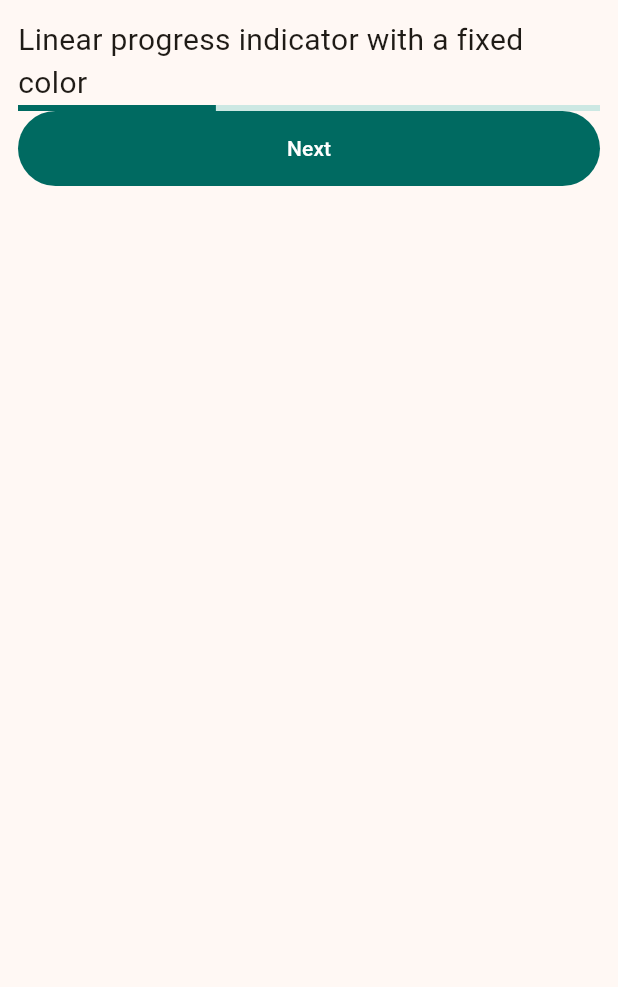
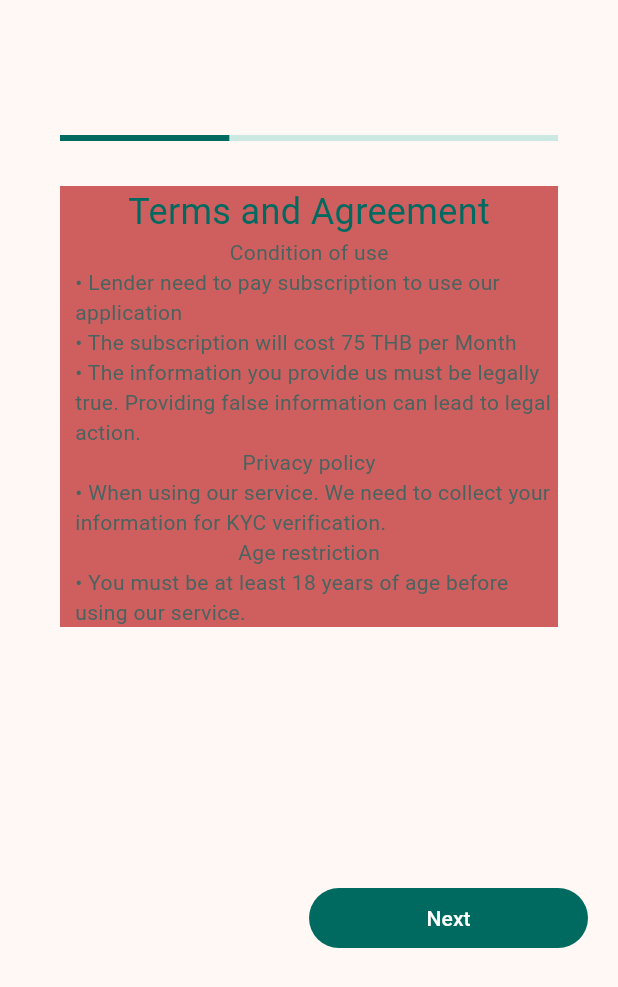
Before and after one commit to shine-bright-team/LAAS-Frontend, a Flutter app: the Kyc screen opened by its route, on a phone screen of 412 x 824 dp. Shown: the top 987 px of the screen. Run offline on Flutter 3.47's test engine with Material 2 defaults, Android fonts, the phone set to English and light mode, and no system bars; drawn by our look-alikes of dynamic_color; our stand-ins replace dio, flutter_dotenv, flutter_riverpod, go_router, shared_preferences; accounts and stored records are empty; network calls fail; statements that could not run were skipped.

Commit message:
[ADD] Kyc page one

```diff
--- /dev/null
+++ b/lib/components/kyc_pageone.dart
@@ -0,0 +1,188 @@
+import 'package:flutter/material.dart';
+import 'package:flutter_riverpod/flutter_riverpod.dart';
+import 'package:laas/config/theme/custom_color.g.dart';
+import 'package:laas/config/theme/custom_warpper.dart';
+
+class Kycpageone extends ConsumerStatefulWidget {
+  const Kycpageone({super.key});
+
+  @override
+  ConsumerState<Kycpageone> createState() => _KycpageoneState();
+}
+
+class _KycpageoneState extends ConsumerState<Kycpageone> {
+  List<String> _condition = [
+    "Lender need to pay subscription to use our application",
+    "The subscription will cost 75 THB per Month",
+    "The information you provide us must be legally true. Providing false information can lead to legal action."
+  ];
+  List<String> _privacy = [
+    "When using our service. We need to collect your information for KYC verification."
+  ];
+  List<String> _age = [
+    "You must be at least 18 years of age before using our service."
+  ];
+  void _selectDate() async {}
+
+  @override
+  Widget build(BuildContext context) {
+    return Container(
+        color: redbar,
+        child: Stack(
+          children: [
+            Column(
+              mainAxisAlignment: MainAxisAlignment.start,
+              children: [
+                Container(
+                  constraints: wrapperConstranints,
+                  child: Column(
+                    mainAxisSize: MainAxisSize.max,
+                    children: [
+                      Padding(
+                        padding: const EdgeInsets.all(0.0),
+                        child: Column(
+                            mainAxisAlignment: MainAxisAlignment.start,
+                            children: [
+                              Text(
+                                "Terms and Agreement",
+                                style: TextStyle(
+                                  color: Theme.of(context).colorScheme.primary,
+                                  fontSize: Theme.of(context)
+                                      .textTheme
+                                      .headlineSmall!
+                                      .fontSize,
+                                ),
+                              ),
+                              Column(
+                                mainAxisAlignment: MainAxisAlignment.start,
+                                children: [
+                                  Text(
+                                    "Condition of use",
+                                    style: TextStyle(
+                                      color: Theme.of(context)
+                                          .colorScheme
+                                          .secondary,
+                                      fontSize: Theme.of(context)
+                                          .textTheme
+                                          .bodyMedium!
+                                          .fontSize,
+                                    ),
+                                  ),
+                                  Column(
+                                    children: _condition.map((e) {
+                                      return Row(children: [
+                                        const SizedBox(
+                                          width: 10,
+                                        ), //space between bullet and text
+                                        Expanded(
+                                          child: Text(
+                                            "\u2022 $e",
+                                            style: TextStyle(
+                                              color: Theme.of(context)
+                                                  .colorScheme
+                                                  .secondary,
+                                              fontSize: Theme.of(context)
+                                                  .textTheme
+                                                  .bodyMedium!
+                                                  .fontSize,
+                                            ),
+                                          ), //text
+                                        )
+                                      ]);
+                                    }).toList(),
+                                  ),
+                                  const SizedBox(
+                                    width: 10,
+                                  ), //sp
+                                  Text(
+                                    "Privacy policy",
+                                    style: TextStyle(
+                                      color: Theme.of(context)
+                                          .colorScheme
+                                          .secondary,
+                                      fontSize: Theme.of(context)
+                                          .textTheme
+                                          .bodyMedium!
+                                          .fontSize,
+                                    ),
+                                  ),
+                                  const SizedBox(
+                                    width: 10,
+                                  ),
+                                  Column(
+                                    children: _privacy.map((e) {
+                                      return Row(children: [
+                                        const SizedBox(
+                                          width: 10,
+                                        ), //space between bullet and text
+                                        Expanded(
+                                          child: Text(
+                                            "\u2022 $e",
+                                            style: TextStyle(
+                                              color: Theme.of(context)
+                                                  .colorScheme
+                                                  .secondary,
+                                              fontSize: Theme.of(context)
+                                                  .textTheme
+                                                  .bodyMedium!
+                                                  .fontSize,
+                                            ),
+                                          ), //text
+                                        )
+                                      ]);
+                                    }).toList(),
+                                  ),
+                                  const SizedBox(
+                                    width: 10,
+                                  ), //sp
+                                  Text(
+                                    "Age restriction",
+                                    style: TextStyle(
+                                      color: Theme.of(context)
+                                          .colorScheme
+                                          .secondary,
+                                      fontSize: Theme.of(context)
+                                          .textTheme
+                                          .bodyMedium!
+                                          .fontSize,
+                                    ),
+                                  ),
+                                  const SizedBox(
+                                    width: 10,
+                                  ),
+                                  Column(
+                                    children: _age.map((e) {
+                                      return Row(children: [
+                                        const SizedBox(
+                                          width: 10,
+                                        ), //space between bullet and text
+                                        Expanded(
+                                          child: Text(
+                                            "\u2022 $e",
+                                            style: TextStyle(
+                                              color: Theme.of(context)
+                                                  .colorScheme
+                                                  .secondary,
+                                              fontSize: Theme.of(context)
+                                                  .textTheme
+                                                  .bodyMedium!
+                                                  .fontSize,
+                                            ),
+                                          ), //text
+                                        )
+                                      ]);
+                                    }).toList(),
+                                  ),
+                                ],
+                              )
+                            ]),
+                      ),
+                    ],
+                  ),
+                ),
+              ],
+            ),
+          ],
+        ));
+  }
+}
--- a/lib/pages/kyc.dart
+++ b/lib/pages/kyc.dart
@@ -1,8 +1,6 @@
 import 'package:flutter/material.dart';
 import 'package:flutter_riverpod/flutter_riverpod.dart';
-import 'package:go_router/go_router.dart';
-import 'package:laas/config/theme/custom_text_fied.dart';
-import 'package:laas/config/theme/custom_warpper.dart';
+import 'package:laas/components/kyc_pageone.dart';
 
 class Kyc extends ConsumerStatefulWidget {
   const Kyc({super.key});
@@ -12,11 +10,9 @@ class Kyc extends ConsumerStatefulWidget {
 }
 
 class _KycState extends ConsumerState<Kyc> {
-  final _formKey = GlobalKey<FormState>();
   final _email = TextEditingController();
   final _password = TextEditingController();
   late double _page = 0;
-  bool _isShowPassword = false;
   bool _isLoading = false;
 
   void setLoading(bool isLoading) {
@@ -50,39 +46,78 @@ class _KycState extends ConsumerState<Kyc> {
   Widget build(BuildContext context) {
     return Scaffold(
       body: SingleChildScrollView(
-        child: Form(
-          key: _formKey,
-          child: Padding(
-            padding: const EdgeInsets.all(12.0),
+        child: Stack(
+          children: [
+            Expanded(
+                child: Container(
+              margin: const EdgeInsets.all(20),
+              child: Stack(
+                children: [
+                  Column(
+                    mainAxisAlignment: MainAxisAlignment.start,
+                    children: [
+                      Padding(
+                        padding: const EdgeInsets.all(20.0),
                         child: Column(
-              crossAxisAlignment: CrossAxisAlignment.stretch,
-              mainAxisAlignment: MainAxisAlignment.spaceBetween,
-              children: <Widget>[
-                const Text(
-                  'Linear progress indicator with a fixed color',
-                  style: TextStyle(fontSize: 20),
+                          children: [
+                            const SizedBox(
+                              height: 50,
                             ),
                             LinearProgressIndicator(
                               value: _page,
                               semanticsLabel: 'Linear progress indicator',
                             ),
-                Container(
+                            const SizedBox(
+                              height: 30,
+                            ),
+                            const Column(
+                              mainAxisAlignment: MainAxisAlignment.start,
+                              children: [
+                                Kycpageone(),
+                              ],
+                            ),
+                          ],
+                        ),
+                      ),
+                      const SizedBox(height: 150),
+                      Align(
                         alignment: Alignment.bottomRight,
+                        child: Container(
+                          margin: const EdgeInsets.only(bottom: 20),
+                          child: Row(
+                            children: [
+                              const Expanded(child: SizedBox()),
+                              Expanded(
                                 child: FilledButton(
+                                    style: ButtonStyle(
+                                      backgroundColor:
+                                          MaterialStateProperty.all<Color>(
+                                              Theme.of(context)
+                                                  .colorScheme
+                                                  .primary),
+                                    ),
                                     onPressed: () {
                                       pagecontroll();
                                     },
-                    style: FilledButton.styleFrom(
-                      minimumSize: const Size.fromHeight(50),
-                      padding: const EdgeInsets.all(10.00),
-                    ),
-                    child: Text(_isLoading ? "Loading" : "Next"),
-                  ),
+                                    child: Text(
+                                      'Next',
+                                      style: TextStyle(
+                                          color: Theme.of(context)
+                                              .colorScheme
+                                              .onPrimary),
+                                    )),
                               ),
                             ],
                           ),
                         ),
                       ),
+                    ],
+                  ),
+                ],
+              ),
+            )),
+          ],
+        ),
       ),
     );
   }
```
Lines whose indentation alone changed are shown as unchanged.
